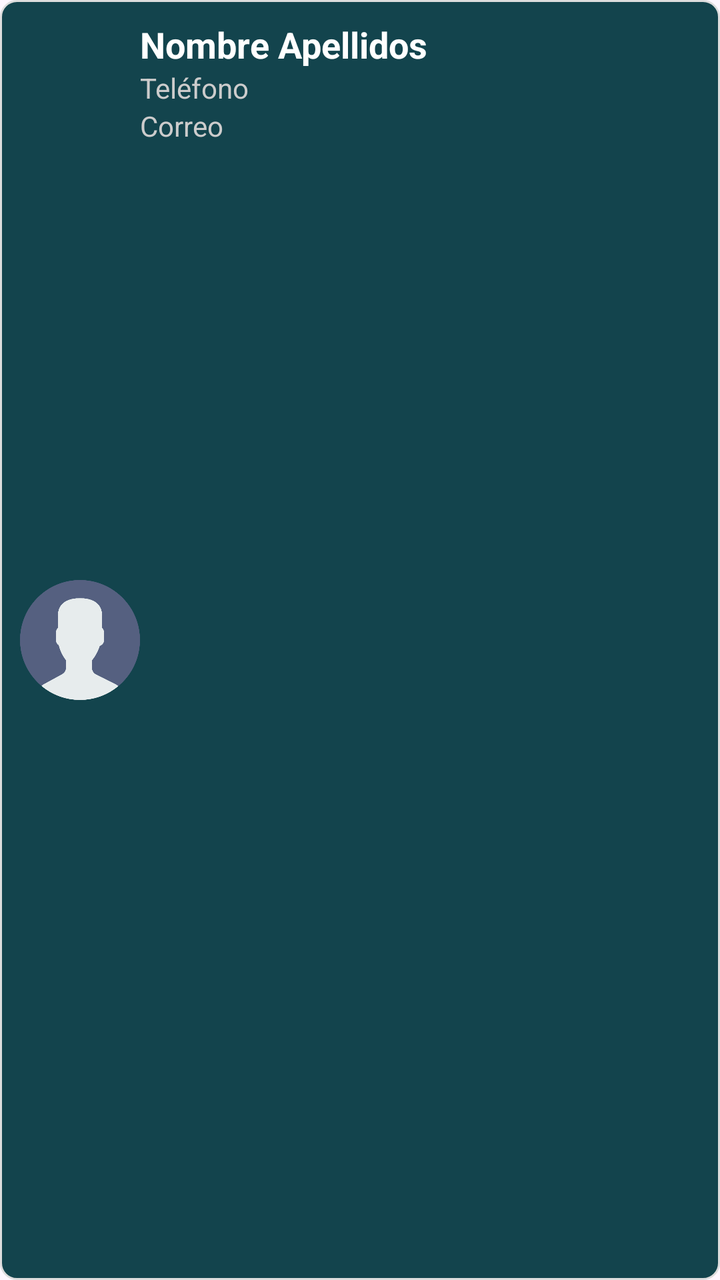
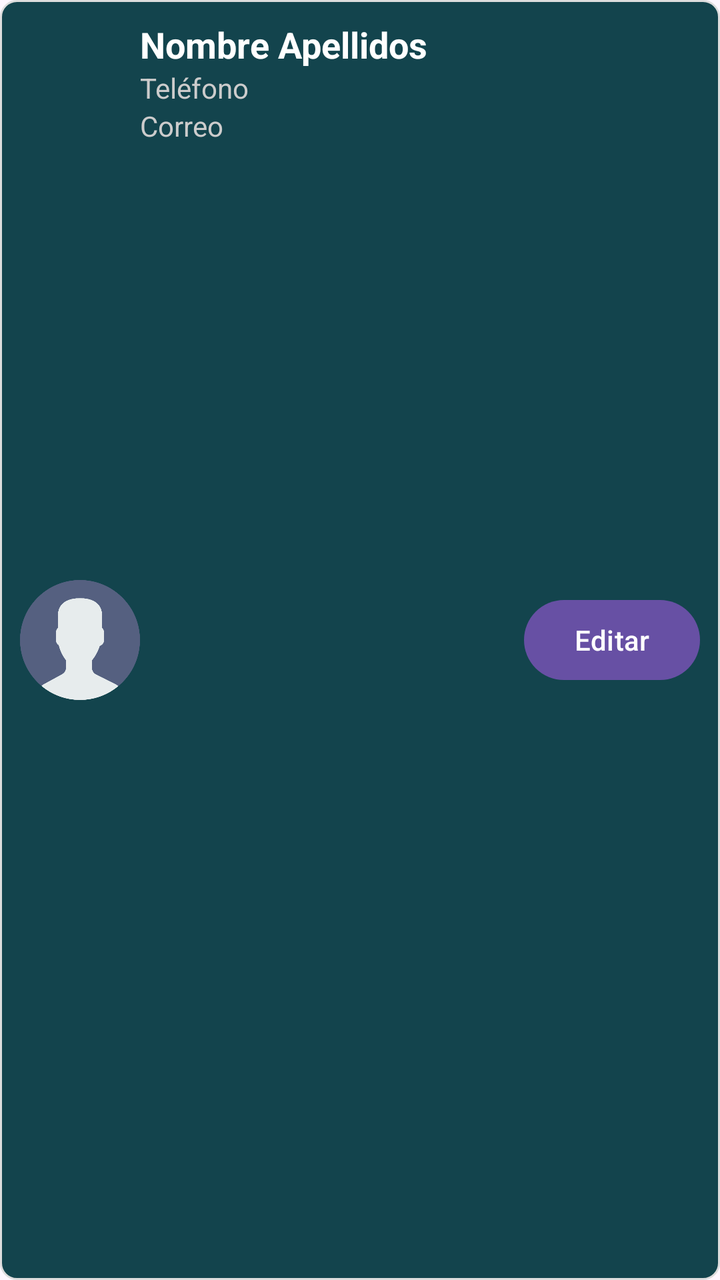

Compare the two renders of this Android layout. The source of the first and the diff that turns it into the second are given below.
<!-- AndroidManifest.xml: application theme Theme.ProyectoAgendaContactosEniac -->
<!-- res/layout/item_contacto.xml -->
<?xml version="1.0" encoding="utf-8"?>
    <androidx.constraintlayout.widget.ConstraintLayout xmlns:android="http://schemas.android.com/apk/res/android"
        xmlns:app="http://schemas.android.com/apk/res-auto"
        xmlns:tools="http://schemas.android.com/tools"
        android:layout_width="match_parent"
        android:layout_height="wrap_content"
        android:padding="10dp"
        android:background="@drawable/item_background">

        
        <ImageView
            android:id="@+id/contactImage"
            android:layout_width="60dp"
            android:layout_height="60dp"
            android:layout_marginEnd="10dp"
            android:src="@drawable/ic_contact_image"
            app:layout_constraintStart_toStartOf="parent"
            app:layout_constraintTop_toTopOf="parent"
            app:layout_constraintBottom_toBottomOf="parent"
            android:contentDescription="Foto de contacto" />

        
        <TextView
            android:id="@+id/contactNombre"
            android:layout_width="0dp"
            android:layout_height="wrap_content"
            android:text="Nombre Apellidos"
            android:textStyle="bold"
            android:textColor="#FFFFFF"
            android:textSize="18sp"
            app:layout_constraintStart_toEndOf="@id/contactImage"
            app:layout_constraintTop_toTopOf="parent"
            app:layout_constraintEnd_toEndOf="parent"
            app:layout_constraintHorizontal_bias="0.0" />

        
        <TextView
            android:id="@+id/contactTelefono"
            android:layout_width="0dp"
            android:layout_height="wrap_content"
            android:text="Teléfono"
            android:textColor="#CCCCCC"
            android:textSize="14sp"
            app:layout_constraintStart_toEndOf="@id/contactImage"
            app:layout_constraintTop_toBottomOf="@id/contactNombre"
            app:layout_constraintEnd_toEndOf="parent"
            app:layout_constraintHorizontal_bias="0.0" />

        
        <TextView
            android:id="@+id/contactCorreo"
            android:layout_width="0dp"
            android:layout_height="wrap_content"
            android:text="Correo"
            android:textColor="#CCCCCC"
            android:textSize="14sp"
            app:layout_constraintStart_toEndOf="@id/contactImage"
            app:layout_constraintTop_toBottomOf="@id/contactTelefono"
            app:layout_constraintEnd_toEndOf="parent"
            app:layout_constraintHorizontal_bias="0.0" />

    </androidx.constraintlayout.widget.ConstraintLayout>
<!-- resources referenced by this layout -->
<resources>
  <!-- drawable ic_contact_image: png bitmap (drawable, 19456 bytes) -->
  <!-- drawable item_background (drawable) -->
  <?xml version="1.0" encoding="utf-8"?>
  <shape xmlns:android="http://schemas.android.com/apk/res/android">
      <solid android:color="#13444d"/>
      <corners android:radius="8dp"/>
      <stroke android:color="#DDDDDD" android:width="1dp"/>
  </shape>
  <style name="Theme.ProyectoAgendaContactosEniac" parent="Base.Theme.ProyectoAgendaContactosEniac" />
  <style name="Base.Theme.ProyectoAgendaContactosEniac" parent="Theme.Material3.DayNight.NoActionBar">
  
      </style>
</resources>

<!-- the commit's change to res/layout/item_contacto.xml (unified diff, before → after) -->
@@ -1,62 +1,75 @@
 <?xml version="1.0" encoding="utf-8"?>
-    <androidx.constraintlayout.widget.ConstraintLayout xmlns:android="http://schemas.android.com/apk/res/android"
-        xmlns:app="http://schemas.android.com/apk/res-auto"
-        xmlns:tools="http://schemas.android.com/tools"
-        android:layout_width="match_parent"
+<androidx.constraintlayout.widget.ConstraintLayout xmlns:android="http://schemas.android.com/apk/res/android"
+    xmlns:app="http://schemas.android.com/apk/res-auto"
+    xmlns:tools="http://schemas.android.com/tools"
+    android:layout_width="match_parent"
+    android:layout_height="wrap_content"
+    android:padding="10dp"
+    android:background="@drawable/item_background">
+
+    
+    <ImageView
+        android:id="@+id/contactImage"
+        android:layout_width="60dp"
+        android:layout_height="60dp"
+        android:layout_marginEnd="10dp"
+        android:src="@drawable/ic_contact_image"
+        app:layout_constraintStart_toStartOf="parent"
+        app:layout_constraintTop_toTopOf="parent"
+        app:layout_constraintBottom_toBottomOf="parent"
+        android:contentDescription="Foto de contacto" />
+
+    
+    <TextView
+        android:id="@+id/nombreContacto"
+        android:layout_width="0dp"
         android:layout_height="wrap_content"
-        android:padding="10dp"
-        android:background="@drawable/item_background">
+        android:text="Nombre Apellidos"
+        android:textStyle="bold"
+        android:textColor="#FFFFFF"
+        android:textSize="18sp"
+        app:layout_constraintStart_toEndOf="@id/contactImage"
+        app:layout_constraintTop_toTopOf="parent"
+        app:layout_constraintEnd_toStartOf="@+id/btnEditar"
+        app:layout_constraintHorizontal_bias="0.0" />
 
-        
-        <ImageView
-            android:id="@+id/contactImage"
-            android:layout_width="60dp"
-            android:layout_height="60dp"
-            android:layout_marginEnd="10dp"
-            android:src="@drawable/ic_contact_image"
-            app:layout_constraintStart_toStartOf="parent"
-            app:layout_constraintTop_toTopOf="parent"
-            app:layout_constraintBottom_toBottomOf="parent"
-            android:contentDescription="Foto de contacto" />
+    
+    <TextView
+        android:id="@+id/contactTelefono"
+        android:layout_width="0dp"
+        android:layout_height="wrap_content"
+        android:text="Teléfono"
+        android:textColor="#CCCCCC"
+        android:textSize="14sp"
+        app:layout_constraintStart_toEndOf="@id/contactImage"
+        app:layout_constraintTop_toBottomOf="@id/nombreContacto"
+        app:layout_constraintEnd_toStartOf="@+id/btnEditar"
+        app:layout_constraintHorizontal_bias="0.0" />
 
-        
-        <TextView
-            android:id="@+id/contactNombre"
-            android:layout_width="0dp"
-            android:layout_height="wrap_content"
-            android:text="Nombre Apellidos"
-            android:textStyle="bold"
-            android:textColor="#FFFFFF"
-            android:textSize="18sp"
-            app:layout_constraintStart_toEndOf="@id/contactImage"
-            app:layout_constraintTop_toTopOf="parent"
-            app:layout_constraintEnd_toEndOf="parent"
-            app:layout_constraintHorizontal_bias="0.0" />
+    
+    <TextView
+        android:id="@+id/contactCorreo"
+        android:layout_width="0dp"
+        android:layout_height="wrap_content"
+        android:text="Correo"
+        android:textColor="#CCCCCC"
+        android:textSize="14sp"
+        app:layout_constraintStart_toEndOf="@id/contactImage"
+        app:layout_constraintTop_toBottomOf="@id/contactTelefono"
+        app:layout_constraintEnd_toStartOf="@+id/btnEditar"
+        app:layout_constraintHorizontal_bias="0.0" />
 
-        
-        <TextView
-            android:id="@+id/contactTelefono"
-            android:layout_width="0dp"
-            android:layout_height="wrap_content"
-            android:text="Teléfono"
-            android:textColor="#CCCCCC"
-            android:textSize="14sp"
-            app:layout_constraintStart_toEndOf="@id/contactImage"
-            app:layout_constraintTop_toBottomOf="@id/contactNombre"
-            app:layout_constraintEnd_toEndOf="parent"
-            app:layout_constraintHorizontal_bias="0.0" />
+    
+    <Button
+        android:id="@+id/btnEditar"
+        android:layout_width="wrap_content"
+        android:layout_height="wrap_content"
+        android:text="Editar"
+        android:textSize="14sp"
+        app:layout_constraintEnd_toEndOf="parent"
+        app:layout_constraintTop_toTopOf="parent"
+        app:layout_constraintBottom_toBottomOf="parent"
+        android:layout_marginStart="8dp"
+        android:padding="8dp" />
 
-        
-        <TextView
-            android:id="@+id/contactCorreo"
-            android:layout_width="0dp"
-            android:layout_height="wrap_content"
-            android:text="Correo"
-            android:textColor="#CCCCCC"
-            android:textSize="14sp"
-            app:layout_constraintStart_toEndOf="@id/contactImage"
-            app:layout_constraintTop_toBottomOf="@id/contactTelefono"
-            app:layout_constraintEnd_toEndOf="parent"
-            app:layout_constraintHorizontal_bias="0.0" />
-
-    </androidx.constraintlayout.widget.ConstraintLayout>
+</androidx.constraintlayout.widget.ConstraintLayout>
